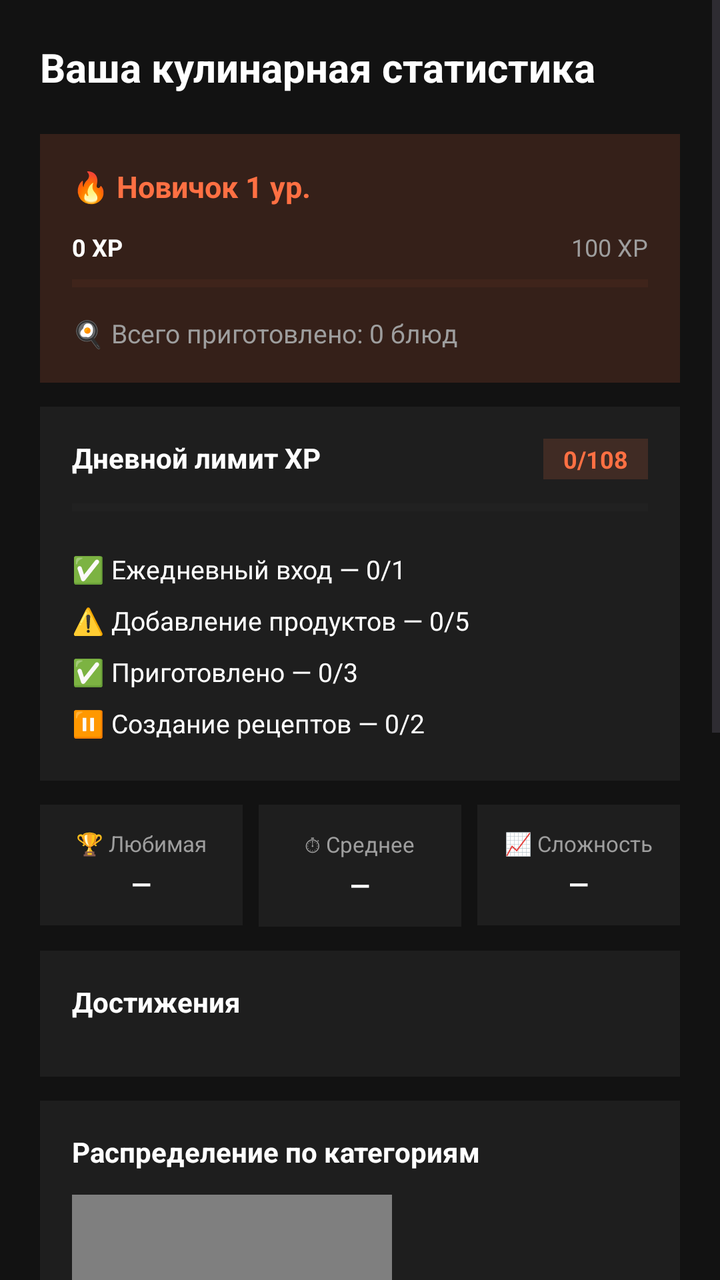
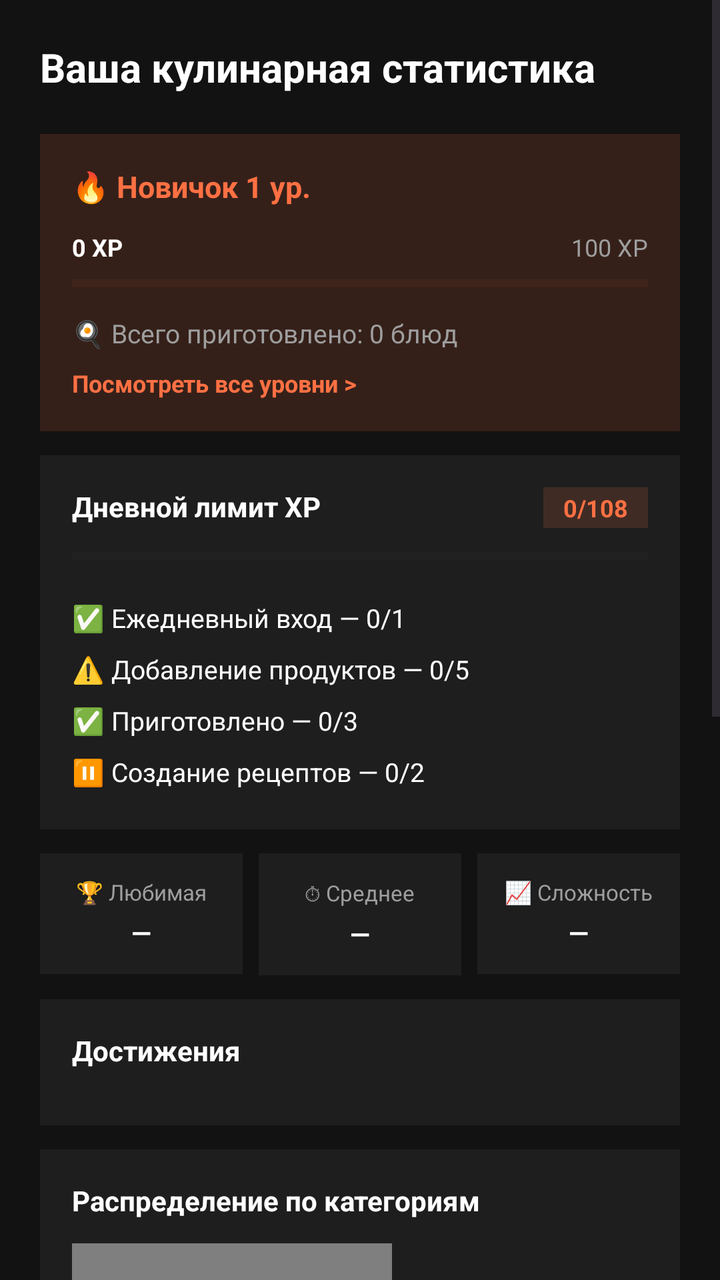

Two renders of the same Android screen: before a commit and after it. Below are the layout's source before the change and the commit's diff.
<!-- AndroidManifest.xml: application theme Theme.Application -->
<!-- res/layout/fragment_stats.xml -->
<?xml version="1.0" encoding="utf-8"?>
<androidx.constraintlayout.widget.ConstraintLayout
    xmlns:android="http://schemas.android.com/apk/res/android"
    xmlns:app="http://schemas.android.com/apk/res-auto"
    android:layout_width="match_parent"
    android:layout_height="match_parent"
    android:background="#121212">

    <ScrollView
        android:layout_width="0dp"
        android:layout_height="0dp"
        app:layout_constraintTop_toTopOf="parent"
        app:layout_constraintBottom_toBottomOf="parent"
        app:layout_constraintStart_toStartOf="parent"
        app:layout_constraintEnd_toEndOf="parent">

        <LinearLayout
            android:layout_width="match_parent"
            android:layout_height="wrap_content"
            android:orientation="vertical"
            android:paddingBottom="90dp">

            <TextView
                android:layout_width="wrap_content"
                android:layout_height="wrap_content"
                android:layout_margin="20dp"
                android:text="Ваша кулинарная статистика"
                android:textColor="#FFFFFF"
                android:textSize="20sp"
                android:textStyle="bold" />

            
            <LinearLayout
                android:id="@+id/progressCard"
                android:layout_width="match_parent"
                android:layout_height="wrap_content"
                android:layout_marginHorizontal="20dp"
                android:background="#26FF7043"
                android:orientation="vertical"
                android:padding="16dp">

                <TextView
                    android:id="@+id/levelTitle"
                    android:layout_width="wrap_content"
                    android:layout_height="wrap_content"
                    android:text="🔥 Новичок 1 ур."
                    android:textColor="#FF7043"
                    android:textSize="15sp"
                    android:textStyle="bold" />

                <LinearLayout
                    android:layout_width="match_parent"
                    android:layout_height="wrap_content"
                    android:layout_marginTop="12dp"
                    android:orientation="horizontal">

                    <TextView
                        android:id="@+id/levelXpIn"
                        android:layout_width="0dp"
                        android:layout_height="wrap_content"
                        android:layout_weight="1"
                        android:text="0 XP"
                        android:textColor="#FFFFFF"
                        android:textSize="12sp"
                        android:textStyle="bold" />

                    <TextView
                        android:id="@+id/levelXpTotal"
                        android:layout_width="wrap_content"
                        android:layout_height="wrap_content"
                        android:text="100 XP"
                        android:textColor="#9E9E9E"
                        android:textSize="12sp" />
                </LinearLayout>

                <ProgressBar
                    android:id="@+id/levelProgress"
                    style="?android:attr/progressBarStyleHorizontal"
                    android:layout_width="match_parent"
                    android:layout_height="8dp"
                    android:layout_marginTop="6dp"
                    android:max="100"
                    android:progress="0"
                    android:progressTint="#FF7043"
                    android:progressBackgroundTint="#33FF7043" />

                <TextView
                    android:id="@+id/cookedTotal"
                    android:layout_width="wrap_content"
                    android:layout_height="wrap_content"
                    android:layout_marginTop="12dp"
                    android:text="🍳 Всего приготовлено: 0 блюд"
                    android:textColor="#9E9E9E"
                    android:textSize="13sp" />
            </LinearLayout>

            
            <LinearLayout
                android:id="@+id/dailyCard"
                android:layout_width="match_parent"
                android:layout_height="wrap_content"
                android:layout_marginHorizontal="20dp"
                android:layout_marginTop="12dp"
                android:background="#1E1E1E"
                android:orientation="vertical"
                android:padding="16dp">

                <LinearLayout
                    android:layout_width="match_parent"
                    android:layout_height="wrap_content"
                    android:orientation="horizontal">

                    <TextView
                        android:layout_width="0dp"
                        android:layout_height="wrap_content"
                        android:layout_weight="1"
                        android:text="Дневной лимит XP"
                        android:textColor="#FFFFFF"
                        android:textSize="14sp"
                        android:textStyle="bold" />

                    <TextView
                        android:id="@+id/dailyXpBadge"
                        android:layout_width="wrap_content"
                        android:layout_height="wrap_content"
                        android:background="#26FF7043"
                        android:paddingHorizontal="10dp"
                        android:paddingVertical="2dp"
                        android:text="0/108"
                        android:textColor="#FF7043"
                        android:textSize="12sp"
                        android:textStyle="bold" />
                </LinearLayout>

                <ProgressBar
                    android:id="@+id/dailyProgress"
                    style="?android:attr/progressBarStyleHorizontal"
                    android:layout_width="match_parent"
                    android:layout_height="8dp"
                    android:layout_marginTop="10dp"
                    android:max="100"
                    android:progress="0"
                    android:progressTint="#FF7043"
                    android:progressBackgroundTint="#2C2C2C" />

                <LinearLayout
                    android:layout_width="match_parent"
                    android:layout_height="wrap_content"
                    android:layout_marginTop="14dp"
                    android:orientation="vertical">

                    <TextView
                        android:id="@+id/taskLogin"
                        android:layout_width="match_parent"
                        android:layout_height="wrap_content"
                        android:paddingVertical="4dp"
                        android:text="✅ Ежедневный вход — 0/1"
                        android:textColor="#FFFFFF"
                        android:textSize="13sp" />

                    <TextView
                        android:id="@+id/taskProducts"
                        android:layout_width="match_parent"
                        android:layout_height="wrap_content"
                        android:paddingVertical="4dp"
                        android:text="⚠️ Добавление продуктов — 0/5"
                        android:textColor="#FFFFFF"
                        android:textSize="13sp" />

                    <TextView
                        android:id="@+id/taskCooked"
                        android:layout_width="match_parent"
                        android:layout_height="wrap_content"
                        android:paddingVertical="4dp"
                        android:text="✅ Приготовлено — 0/3"
                        android:textColor="#FFFFFF"
                        android:textSize="13sp" />

                    <TextView
                        android:id="@+id/taskCreated"
                        android:layout_width="match_parent"
                        android:layout_height="wrap_content"
                        android:paddingVertical="4dp"
                        android:text="⏸ Создание рецептов — 0/2"
                        android:textColor="#FFFFFF"
                        android:textSize="13sp" />
                </LinearLayout>
            </LinearLayout>

            
            <LinearLayout
                android:layout_width="match_parent"
                android:layout_height="wrap_content"
                android:layout_marginHorizontal="20dp"
                android:layout_marginTop="12dp"
                android:orientation="horizontal">

                <LinearLayout
                    android:layout_width="0dp"
                    android:layout_height="wrap_content"
                    android:layout_weight="1"
                    android:background="#1E1E1E"
                    android:gravity="center"
                    android:orientation="vertical"
                    android:padding="12dp">

                    <TextView
                        android:layout_width="wrap_content"
                        android:layout_height="wrap_content"
                        android:text="🏆 Любимая"
                        android:textColor="#9E9E9E"
                        android:textSize="11sp" />

                    <TextView
                        android:id="@+id/metricCategory"
                        android:layout_width="wrap_content"
                        android:layout_height="wrap_content"
                        android:layout_marginTop="4dp"
                        android:text="—"
                        android:textColor="#FFFFFF"
                        android:textSize="13sp"
                        android:textStyle="bold"
                        android:maxLines="3"
                        android:ellipsize="end"
                        android:gravity="center"/>
                </LinearLayout>

                <LinearLayout
                    android:layout_width="0dp"
                    android:layout_height="wrap_content"
                    android:layout_marginStart="8dp"
                    android:layout_weight="1"
                    android:background="#1E1E1E"
                    android:gravity="center"
                    android:orientation="vertical"
                    android:padding="12dp">

                    <TextView
                        android:layout_width="wrap_content"
                        android:layout_height="wrap_content"
                        android:text="⏱ Среднее"
                        android:textColor="#9E9E9E"
                        android:textSize="11sp" />

                    <TextView
                        android:id="@+id/metricTime"
                        android:layout_width="wrap_content"
                        android:layout_height="wrap_content"
                        android:layout_marginTop="4dp"
                        android:text="—"
                        android:textColor="#FFFFFF"
                        android:textSize="13sp"
                        android:textStyle="bold"
                        android:maxLines="3"
                        android:ellipsize="end"
                        android:gravity="center"/>
                </LinearLayout>

                <LinearLayout
                    android:layout_width="0dp"
                    android:layout_height="wrap_content"
                    android:layout_marginStart="8dp"
                    android:layout_weight="1"
                    android:background="#1E1E1E"
                    android:gravity="center"
                    android:orientation="vertical"
                    android:padding="12dp">

                    <TextView
                        android:layout_width="wrap_content"
                        android:layout_height="wrap_content"
                        android:text="📈 Сложность"
                        android:textColor="#9E9E9E"
                        android:textSize="11sp" />

                    <TextView
                        android:id="@+id/metricComplexity"
                        android:layout_width="wrap_content"
                        android:layout_height="wrap_content"
                        android:layout_marginTop="4dp"
                        android:text="—"
                        android:textColor="#FFFFFF"
                        android:textSize="13sp"
                        android:textStyle="bold"
                        android:maxLines="3"
                        android:ellipsize="end"
                        android:gravity="center"/>
                </LinearLayout>
            </LinearLayout>

            
            <LinearLayout
                android:id="@+id/achievementsCard"
                android:layout_width="match_parent"
                android:layout_height="wrap_content"
                android:layout_marginHorizontal="20dp"
                android:layout_marginTop="12dp"
                android:background="#1E1E1E"
                android:orientation="vertical"
                android:padding="16dp">

                <TextView
                    android:layout_width="wrap_content"
                    android:layout_height="wrap_content"
                    android:text="Достижения"
                    android:textColor="#FFFFFF"
                    android:textSize="14sp"
                    android:textStyle="bold" />

                <LinearLayout
                    android:id="@+id/achievementsGrid"
                    android:layout_width="match_parent"
                    android:layout_height="wrap_content"
                    android:layout_marginTop="12dp"
                    android:orientation="vertical" />
            </LinearLayout>

            
            <LinearLayout
                android:id="@+id/pieCard"
                android:layout_width="match_parent"
                android:layout_height="wrap_content"
                android:layout_marginHorizontal="20dp"
                android:layout_marginTop="12dp"
                android:background="#1E1E1E"
                android:orientation="vertical"
                android:padding="16dp">

                <TextView
                    android:layout_width="wrap_content"
                    android:layout_height="wrap_content"
                    android:text="Распределение по категориям"
                    android:textColor="#FFFFFF"
                    android:textSize="14sp"
                    android:textStyle="bold" />

                <LinearLayout
                    android:layout_width="match_parent"
                    android:layout_height="wrap_content"
                    android:layout_marginTop="12dp"
                    android:orientation="horizontal">

                    <com.github.mikephil.charting.charts.PieChart
                        android:id="@+id/pieChart"
                        android:layout_width="160dp"
                        android:layout_height="160dp" />

                    <LinearLayout
                        android:id="@+id/pieLegend"
                        android:layout_width="0dp"
                        android:layout_height="wrap_content"
                        android:layout_gravity="center_vertical"
                        android:layout_marginStart="12dp"
                        android:layout_weight="1"
                        android:orientation="vertical" />
                </LinearLayout>
            </LinearLayout>

            
            <LinearLayout
                android:id="@+id/barCard"
                android:layout_width="match_parent"
                android:layout_height="wrap_content"
                android:layout_marginHorizontal="20dp"
                android:layout_marginTop="12dp"
                android:background="#1E1E1E"
                android:orientation="vertical"
                android:padding="16dp">

                <TextView
                    android:layout_width="wrap_content"
                    android:layout_height="wrap_content"
                    android:text="Блюда за последние 7 дней"
                    android:textColor="#FFFFFF"
                    android:textSize="14sp"
                    android:textStyle="bold" />

                <com.github.mikephil.charting.charts.BarChart
                    android:id="@+id/barChart"
                    android:layout_width="match_parent"
                    android:layout_height="180dp"
                    android:layout_marginTop="12dp" />
            </LinearLayout>

            
            <LinearLayout
                android:id="@+id/emptyBlock"
                android:layout_width="match_parent"
                android:layout_height="wrap_content"
                android:layout_marginTop="40dp"
                android:gravity="center"
                android:orientation="vertical"
                android:padding="32dp"
                android:visibility="gone">

                <TextView
                    android:layout_width="wrap_content"
                    android:layout_height="wrap_content"
                    android:text="🍽"
                    android:textSize="56sp" />

                <TextView
                    android:layout_width="wrap_content"
                    android:layout_height="wrap_content"
                    android:layout_marginTop="16dp"
                    android:gravity="center"
                    android:text="Пока вы не приготовили ни одного блюда.\nНачните с поиска!"
                    android:textColor="#9E9E9E"
                    android:textSize="14sp" />
            </LinearLayout>

        </LinearLayout>
    </ScrollView>

</androidx.constraintlayout.widget.ConstraintLayout>
<!-- resources referenced by this layout -->
<resources>
  <style name="Theme.Application" parent="Base.Theme.Application" />
  <style name="Base.Theme.Application" parent="Theme.Material3.DayNight.NoActionBar">
          
          
      </style>
</resources>

<!-- the commit's change to res/layout/fragment_stats.xml (unified diff, before → after) -->
@@ -92,6 +92,16 @@
                     android:text="🍳 Всего приготовлено: 0 блюд"
                     android:textColor="#9E9E9E"
                     android:textSize="13sp" />
+
+                <TextView
+                    android:id="@+id/btnViewAllLevels"
+                    android:layout_width="wrap_content"
+                    android:layout_height="wrap_content"
+                    android:layout_marginTop="8dp"
+                    android:text="Посмотреть все уровни >"
+                    android:textColor="#FF7043"
+                    android:textSize="12sp"
+                    android:textStyle="bold" />
             </LinearLayout>
 
             
